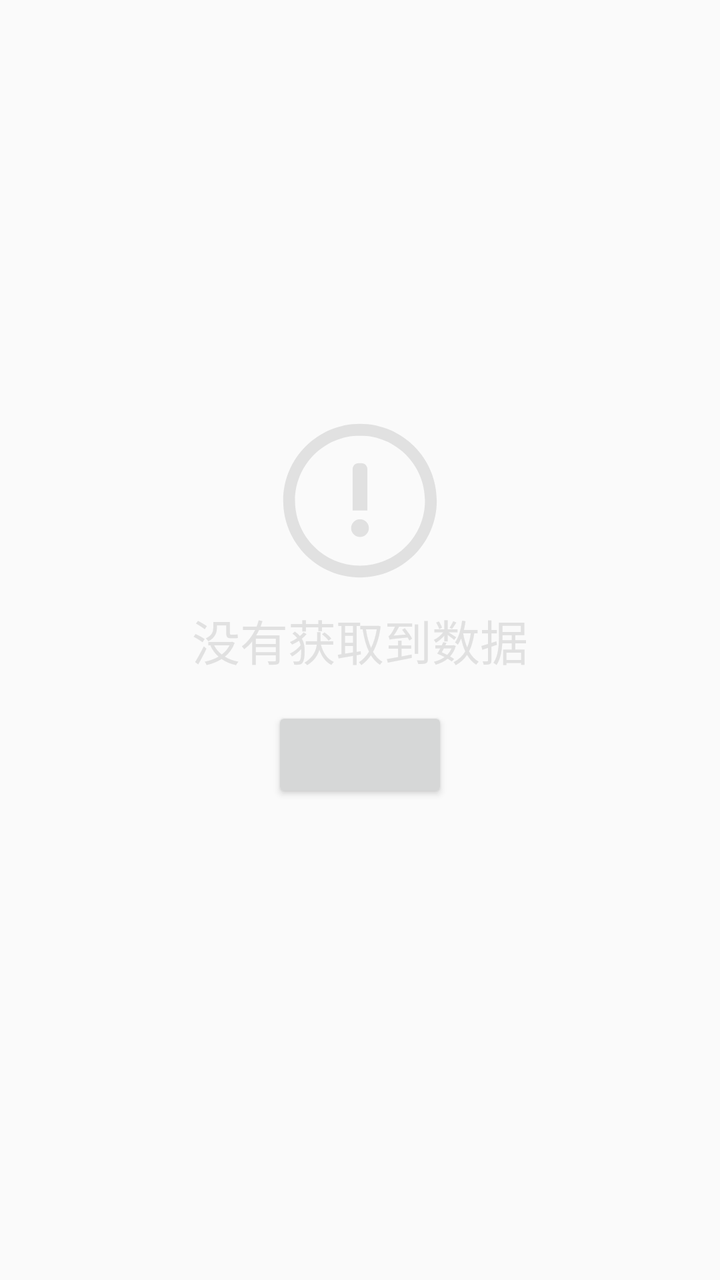
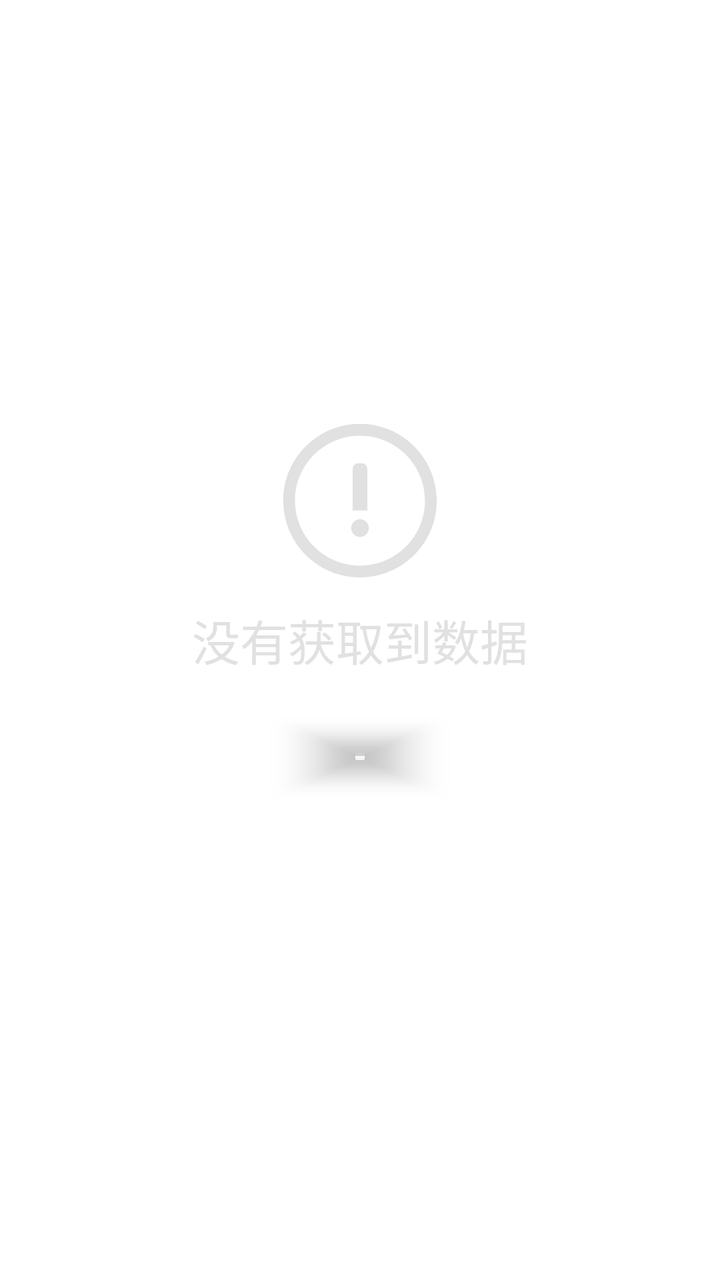

An Android layout rendered at two revisions. The XML below is the earlier revision; the diff shows what the commit changed to produce the second picture.
<!-- AndroidManifest.xml: application theme AppTheme -->
<!-- res/layout/recycler_item_null_button.xml -->
<?xml version="1.0" encoding="utf-8"?>
<RelativeLayout xmlns:android="http://schemas.android.com/apk/res/android"
    xmlns:tools="http://schemas.android.com/tools"
    android:layout_width="match_parent"
    android:layout_height="match_parent">

    <ImageView
        android:id="@+id/recyclerNullIcon"
        android:layout_width="@dimen/image_icon_recycler_null"
        android:layout_height="@dimen/image_icon_recycler_null"
        android:layout_above="@id/recyclerNullTextHint"
        android:layout_centerHorizontal="true"
        android:src="@drawable/ic_alert"
        android:tint="@color/colorIconDisable"
        tools:ignore="ContentDescription" />

    <TextView
        android:id="@+id/recyclerNullTextHint"
        android:layout_width="wrap_content"
        android:layout_height="wrap_content"
        android:layout_centerInParent="true"
        android:layout_marginTop="@dimen/view_spacing"
        android:text="@string/recycler_null"
        android:textColor="@color/colorTextDisable"
        android:textSize="@dimen/text_size_disable_hint" />

    <Button
        android:id="@+id/recyclerNullButton"
        android:layout_width="wrap_content"
        android:layout_height="wrap_content"
        android:layout_below="@id/recyclerNullTextHint"
        android:layout_centerHorizontal="true"
        android:layout_marginTop="@dimen/view_spacing_large"
        android:textColor="@color/colorTextLight" />

</RelativeLayout>
<!-- resources referenced by this layout -->
<resources>
  <color name="colorIconDisable">#e1e1e1</color>
  <color name="colorTextDisable">#e1e1e1</color>
  <color name="colorTextLight">#FAFAFA</color>
  <dimen name="image_icon_recycler_null">88dp</dimen>
  <dimen name="text_size_disable_hint">24sp</dimen>
  <dimen name="view_spacing">8dp</dimen>
  <dimen name="view_spacing_large">16dp</dimen>
  <!-- drawable ic_alert (drawable) -->
  <vector android:height="24dp" android:viewportHeight="1024"
      android:viewportWidth="1024" android:width="24dp" xmlns:android="http://schemas.android.com/apk/res/android">
      <path android:fillColor="#444444" android:pathData="M512,958.71c-246.32,0 -446.7,-200.39 -446.7,-446.71 0,-246.31 200.38,-446.7 446.7,-446.7s446.7,200.39 446.7,446.7c0,246.32 -200.38,446.71 -446.7,446.71zM512,134.01c-208.42,0 -377.98,169.56 -377.98,377.98 0,208.43 169.56,377.99 377.98,377.99s377.98,-169.56 377.98,-377.99c-0,-208.42 -169.56,-377.98 -377.98,-377.98z"/>
      <path android:fillColor="#00D8A0" android:pathData="M554.95,328.5c0,-18.98 -15.38,-34.36 -34.36,-34.36h-17.18c-18.98,0 -34.36,15.38 -34.36,34.36v240.53h85.9V328.5z"/>
      <path android:fillColor="#00D8A0" android:pathData="M511.99,671.66m-51.54,0a51.54,51.54 0,1 0,103.09 0,51.54 51.54,0 1,0 -103.09,0Z"/>
  </vector>
  <string name="recycler_null">没有获取到数据</string>
  <style name="AppTheme" parent="Theme.AppCompat.Light">
          <item name="colorPrimary">@color/colorPrimary</item>
          <item name="colorPrimaryDark">@color/colorPrimaryDark</item>
          <item name="colorAccent">@color/colorAccent</item>
          <item name="android:textColor">@color/colorTextDefault</item>
          <item name="android:fitsSystemWindows">true</item>
          <item name="windowActionBar">false</item>
          <item name="windowNoTitle">true</item>
      </style>
  <color name="colorPrimary">@android:color/transparent</color>
  <color name="colorPrimaryDark">@android:color/transparent</color>
  <color name="colorAccent">#00D8A0</color>
  <color name="colorTextDefault">#999</color>
</resources>

<!-- the commit's change to res/layout/recycler_item_null_button.xml (unified diff, before → after) -->
@@ -1,5 +1,6 @@
 <?xml version="1.0" encoding="utf-8"?>
 <RelativeLayout xmlns:android="http://schemas.android.com/apk/res/android"
+    xmlns:app="http://schemas.android.com/apk/res-auto"
     xmlns:tools="http://schemas.android.com/tools"
     android:layout_width="match_parent"
     android:layout_height="match_parent">
@@ -11,7 +12,7 @@
         android:layout_above="@id/recyclerNullTextHint"
         android:layout_centerHorizontal="true"
         android:src="@drawable/ic_alert"
-        android:tint="@color/colorIconDisable"
+        app:tint="@color/colorIconDisable"
         tools:ignore="ContentDescription" />
 
     <TextView
<!-- resource entries referenced after the edit -->
@@ -15,14 +15,12 @@
       <path android:fillColor="#00D8A0" android:pathData="M511.99,671.66m-51.54,0a51.54,51.54 0,1 0,103.09 0,51.54 51.54,0 1,0 -103.09,0Z"/>
   </vector>
   <string name="recycler_null">没有获取到数据</string>
-  <style name="AppTheme" parent="Theme.AppCompat.Light">
+  <style name="AppTheme" parent="Theme.MaterialComponents.Light.NoActionBar">
           <item name="colorPrimary">@color/colorPrimary</item>
           <item name="colorPrimaryDark">@color/colorPrimaryDark</item>
           <item name="colorAccent">@color/colorAccent</item>
           <item name="android:textColor">@color/colorTextDefault</item>
           <item name="android:fitsSystemWindows">true</item>
-          <item name="windowActionBar">false</item>
-          <item name="windowNoTitle">true</item>
       </style>
   <color name="colorPrimary">@android:color/transparent</color>
   <color name="colorPrimaryDark">@android:color/transparent</color>
